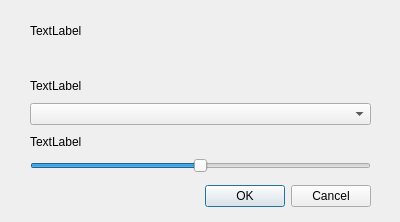
Above: ui/dialog_import_data.ui from JanCaha/Erosion-Data-Preparation-Plugin before the change. Below: the same form after it.
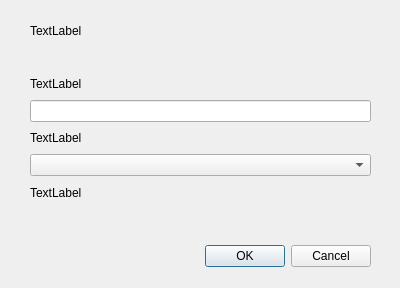
That is the form after the change. Custom widgets are drawn as their Qt base class.

Commit message: update dialog for data import

```diff
--- a/ui/dialog_import_data.ui
+++ b/ui/dialog_import_data.ui
@@ -7,7 +7,7 @@
     <x>0</x>
     <y>0</y>
     <width>400</width>
-    <height>222</height>
+    <height>288</height>
    </rect>
   </property>
   <property name="windowTitle">
@@ -17,7 +17,7 @@
    <property name="geometry">
     <rect>
      <x>30</x>
-     <y>180</y>
+     <y>240</y>
      <width>341</width>
      <height>32</height>
     </rect>
@@ -29,13 +29,13 @@
     <set>QDialogButtonBox::Cancel|QDialogButtonBox::Ok</set>
    </property>
   </widget>
-  <widget class="QWidget" name="">
+  <widget class="QWidget" name="layoutWidget">
    <property name="geometry">
     <rect>
      <x>30</x>
      <y>20</y>
      <width>341</width>
-     <height>153</height>
+     <height>209</height>
     </rect>
    </property>
    <layout class="QVBoxLayout" name="verticalLayout">
@@ -49,6 +49,16 @@
     <item>
      <widget class="QgsFileWidget" name="mQgsFileWidget"/>
     </item>
+    <item>
+     <widget class="QLabel" name="label_layer_name">
+      <property name="text">
+       <string>TextLabel</string>
+      </property>
+     </widget>
+    </item>
+    <item>
+     <widget class="QLineEdit" name="lineEdit_layer_name"/>
+    </item>
     <item>
      <widget class="QLabel" name="label_style">
       <property name="text">
@@ -67,20 +77,7 @@
      </widget>
     </item>
     <item>
-     <widget class="QSlider" name="horizontalSlider_opacity">
-      <property name="maximum">
-       <number>100</number>
-      </property>
-      <property name="singleStep">
-       <number>1</number>
-      </property>
-      <property name="value">
-       <number>50</number>
-      </property>
-      <property name="orientation">
-       <enum>Qt::Horizontal</enum>
-      </property>
-     </widget>
+     <widget class="QgsOpacityWidget" name="horizontalSlider_opacity"/>
     </item>
    </layout>
   </widget>
@@ -91,6 +88,11 @@
    <extends>QWidget</extends>
    <header>qgsfilewidget.h</header>
   </customwidget>
+  <customwidget>
+   <class>QgsOpacityWidget</class>
+   <extends>QWidget</extends>
+   <header>qgsopacitywidget.h</header>
+  </customwidget>
  </customwidgets>
  <resources/>
  <connections>
```
The commit also changes 1 other file.
